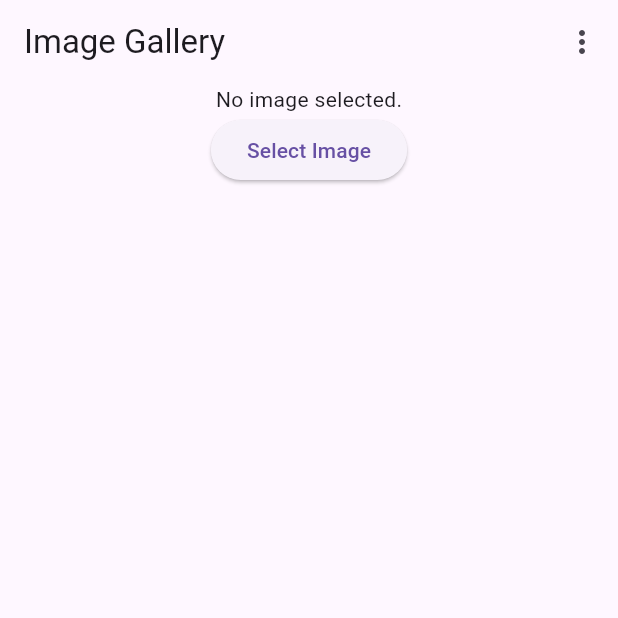
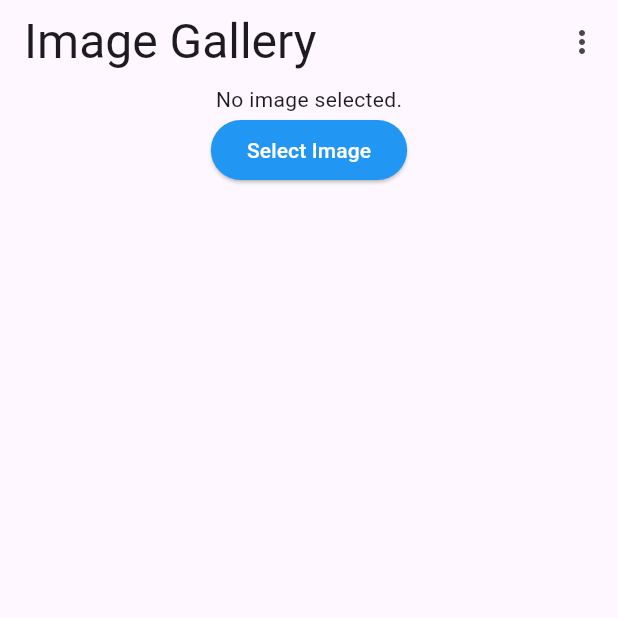
Before and after one commit to FelipeQueFez/flutter-web, a Flutter app: the screen it shows after launch, on a phone screen of 412 x 824 dp, the top half of it. Run offline on Flutter 3.47's test engine with Material 3 defaults, Android fonts, the phone set to English and light mode, and no system bars; our stand-ins replace firebase_core, firebase_storage; missing offline and left inert: image_picker_for_web, image_picker_platform_interface; accounts and stored records are empty; generated files the repository leaves out were written again.

Commit message:
chore:4.1

```diff
--- a/lib/main.dart
+++ b/lib/main.dart
@@ -3,6 +3,40 @@ import 'package:flutter/material.dart';
 import 'package:flutter_gen/gen_l10n/app_localizations.dart';
 
 import 'image_gallery.dart';
+
+final ThemeData darkTheme = ThemeData(
+  brightness: Brightness.dark,
+  primaryColor: Colors.black,
+  elevatedButtonTheme: ElevatedButtonThemeData(
+    style: ElevatedButton.styleFrom(
+      backgroundColor: Colors.black,
+      foregroundColor: Colors.white,
+    ),
+  ),
+  textTheme: TextTheme(
+    titleLarge: TextStyle(
+      fontSize: 32,
+      color: Colors.grey,
+    ),
+  ),
+);
+
+final ThemeData lightTheme = ThemeData(
+  brightness: Brightness.light,
+  primaryColor: Colors.blue,
+  elevatedButtonTheme: ElevatedButtonThemeData(
+    style: ElevatedButton.styleFrom(
+      backgroundColor: Colors.blue,
+      foregroundColor: Colors.white,
+    ),
+  ),
+  textTheme: TextTheme(
+    titleLarge: TextStyle(
+      fontSize: 32,
+      color: Colors.pink,
+    ),
+  ),
+);
 
 void main() async {
   WidgetsFlutterBinding.ensureInitialized();
@@ -20,6 +54,11 @@ void main() async {
 }
 
 class MyApp extends StatefulWidget {
+  static void setTheme(BuildContext context, ThemeData theme) {
+    var state = context.findAncestorStateOfType<_MyAppState>();
+    state?.changeTheme(theme);
+  }
+
   static void setLocale(BuildContext context, Locale newLocale) {
     var state = context.findAncestorStateOfType<_MyAppState>();
     state?.changeLocale(newLocale);
@@ -31,6 +70,13 @@ class MyApp extends StatefulWidget {
 
 class _MyAppState extends State<MyApp> {
   Locale? _locale = const Locale('en');
+  ThemeData _themeData = lightTheme;
+
+  void changeTheme(ThemeData theme) {
+    setState(() {
+      _themeData = theme;
+    });
+  }
 
   void changeLocale(Locale newLocale) {
     setState(() {
@@ -44,6 +90,7 @@ class _MyAppState extends State<MyApp> {
       title: 'Image gallery app',
       home: ImageGallery(),
       locale: _locale,
+      theme: _themeData,
       debugShowCheckedModeBanner: false,
       localizationsDelegates: AppLocalizations.localizationsDelegates,
       supportedLocales: AppLocalizations.supportedLocales,
```
